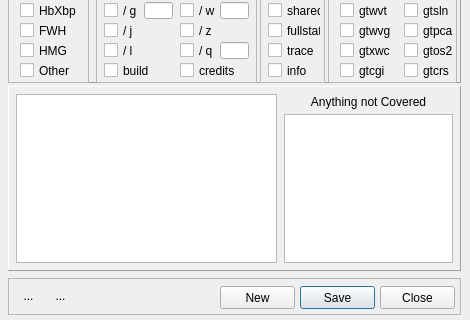
Qt form harbour/contrib/hbide/projectwizard.ui (harbour/core) before a commit; both pictures show x 0 to 470 and y 310 to 630 of the 470 by 630 pixel window.
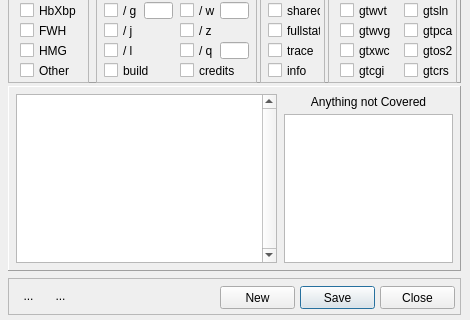
The same form after that commit. Icons and pictures are not drawn.

Commit message: 2012-07-17 10:15 UTC-0800 Pritpal Bedi (bedipritpal@hotmail.com)   * contrib/hbide/ideprojectwizard.prg   * contrib/hbide/projectwizard.ui     + Some visual enhancements ( not final yet ).

Diff of the .ui file:
```diff
--- a/harbour/contrib/hbide/projectwizard.ui
+++ b/harbour/contrib/hbide/projectwizard.ui
@@ -768,6 +768,12 @@
         <height>169</height>
        </rect>
       </property>
+      <property name="verticalScrollBarPolicy">
+       <enum>Qt::ScrollBarAlwaysOn</enum>
+      </property>
+      <property name="horizontalScrollBarPolicy">
+       <enum>Qt::ScrollBarAsNeeded</enum>
+      </property>
       <property name="selectionBehavior">
        <enum>QAbstractItemView::SelectRows</enum>
       </property>
@@ -783,11 +789,22 @@
       <property name="expandsOnDoubleClick">
        <bool>false</bool>
       </property>
+      <property name="columnCount">
+       <number>2</number>
+      </property>
+      <attribute name="headerDefaultSectionSize">
+       <number>20</number>
+      </attribute>
       <column>
        <property name="text">
         <string notr="true">1</string>
        </property>
       </column>
+      <column>
+       <property name="text">
+        <string notr="true">2</string>
+       </property>
+      </column>
      </widget>
      <widget class="QLabel" name="label_10">
       <property name="geometry">
```
The commit also changes 2 other files.
